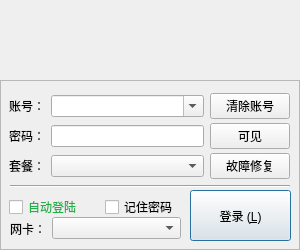
NSS-Studio/NDR_Client, file client/forms/logindialog.ui: the form before one commit.
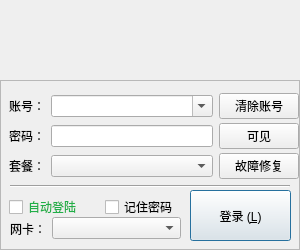
The form after the commit. Icons and pictures are not drawn.

Commit message: 修正控件宽度

The edit to the form file:
```diff
--- a/client/forms/logindialog.ui
+++ b/client/forms/logindialog.ui
@@ -126,7 +126,7 @@
        <rect>
         <x>9</x>
         <y>9</y>
-        <width>281</width>
+        <width>290</width>
         <height>95</height>
        </rect>
       </property>
@@ -267,6 +267,12 @@
        </item>
        <item row="6" column="2">
         <widget class="QPushButton" name="btnWinsockReset">
+         <property name="maximumSize">
+          <size>
+           <width>80</width>
+           <height>16777215</height>
+          </size>
+         </property>
          <property name="text">
           <string>故障修复</string>
          </property>
```
Left out of the diff: 32 changed lines with no effect on the pictures.
